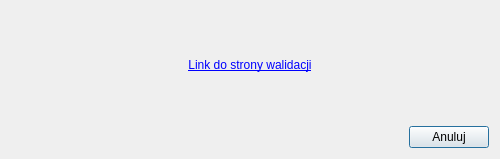
Above: modules/validator/views/ui/walidacja_gmlxml_dialog_base.ui from CyfryzacjaAPP/wtyczka_qgis_app_2 before the change. Below: the same form after it.
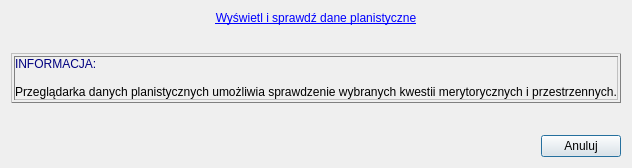
That is the form after the change.

Diff of the .ui file:
```diff
--- a/modules/validator/views/ui/walidacja_gmlxml_dialog_base.ui
+++ b/modules/validator/views/ui/walidacja_gmlxml_dialog_base.ui
@@ -26,7 +26,10 @@
        <item row="0" column="0">
         <widget class="QLabel" name="label_2">
          <property name="text">
-          <string>&lt;html&gt;&lt;head/&gt;&lt;body&gt;&lt;a href=&quot;https://www.gov.pl/web/gov/sprawdz-poprawnosc-danych-przestrzennych-oraz-metadanych#l&quot;&gt;Link do strony walidacji&lt;/a&gt;&lt;/body&gt;&lt;/html&gt;</string>
+          <string>&lt;html&gt;&lt;head/&gt;&lt;body&gt;&lt;a href=&quot;https://www.gov.pl/web/gov/sprawdz-poprawnosc-danych-przestrzennych-oraz-metadanych#l&quot;&gt;Wyświetl i sprawdź dane planistyczne&lt;/a&gt;
+&lt;br&gt;&lt;br&gt;
+&lt;table style=&quot;border-collapse: collapse; width: 100%;&quot; border=&quot;1&quot;&gt;&lt;tbody&gt;&lt;tr&gt;&lt;td style=&quot;width: 100%;&quot;&gt;&lt;span style=&quot;text-indent: 0px; margin: 0px; color: #000080;&quot;&gt;INFORMACJA: &lt;/span&gt;&lt;p style=&quot;-qt-block-indent: 0; text-indent: 0px; margin: 0px;&quot;&gt;&amp;nbsp;&lt;/p&gt;&lt;p style=&quot;-qt-block-indent: 0; text-indent: 0px; margin: 0px;&quot;&gt;Przeglądarka danych planistycznych umożliwia sprawdzenie wybranych kwestii merytorycznych i przestrzennych.&lt;/p&gt;&lt;/td&gt;&lt;/tr&gt;&lt;/tbody&gt;&lt;/table&gt;&lt;p&gt;&amp;nbsp;&lt;/p&gt;
+&lt;/body&gt;&lt;/html&gt;</string>
          </property>
          <property name="alignment">
           <set>Qt::AlignCenter</set>
```
